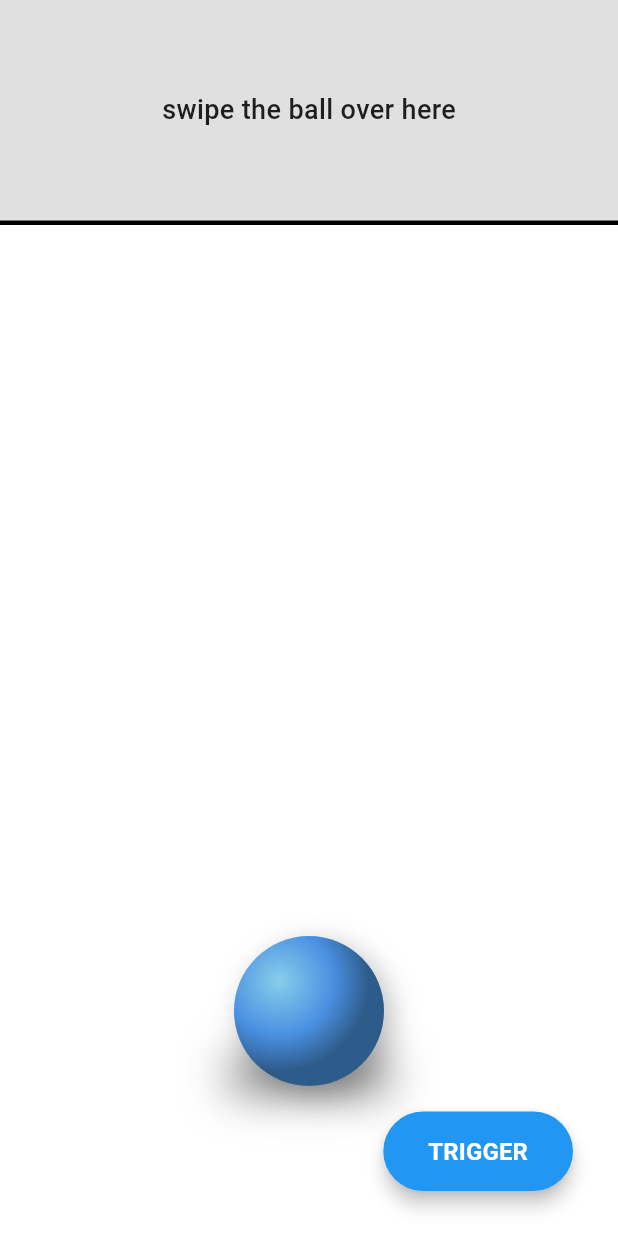
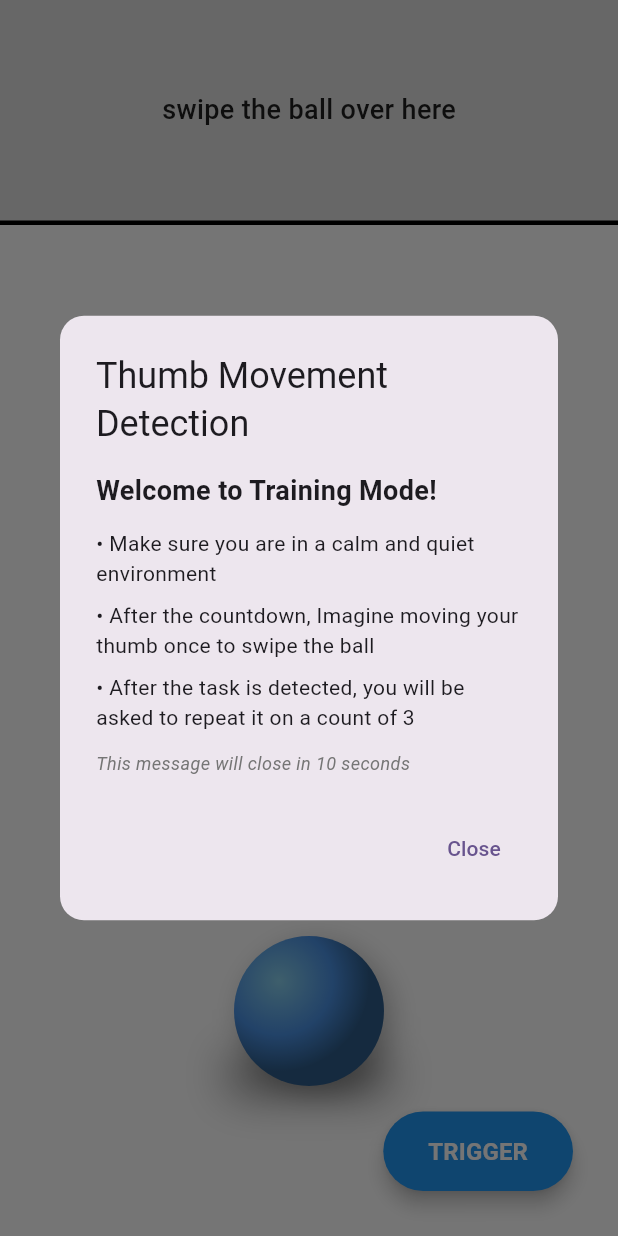
Before and after one commit to xjessxx/wave_flight_app, a Flutter app: the TrainingScreen screen opened directly, on a phone screen of 412 x 824 dp. Run offline on Flutter 3.47's test engine with Material 3 defaults, Android fonts, the phone set to English and light mode, and no system bars; our stand-ins replace firebase_auth, firebase_core; accounts and stored records are empty.

Commit message:
timer added - reusable popup widget

```diff
--- a/lib/reusable_widgets/reusable_widget.dart
+++ b/lib/reusable_widgets/reusable_widget.dart
@@ -1,6 +1,7 @@
 import 'package:flutter/material.dart';
 
 Image logoWidget(String imageName) {
+  //brain logo
   return Image.asset(
     imageName,
     fit: BoxFit.fitWidth,
@@ -9,9 +10,12 @@ Image logoWidget(String imageName) {
   );
 }
 
-TextField reusableTextField(String text, IconData icon, bool isPasswordType,
+TextField reusableTextField(
+    String text,
+    IconData icon,
+    bool isPasswordType, //textfield for login pages
     TextEditingController controller,
-    {TextInputAction textInputAction = TextInputAction.next, // Default action
+    {TextInputAction textInputAction = TextInputAction.next,
     Function(String)? onSubmitted,
     Key? givenKey}) {
   return TextField(
@@ -20,8 +24,8 @@ TextField reusableTextField(String text, IconData icon, bool isPasswordType,
     enableSuggestions: !isPasswordType,
     autocorrect: !isPasswordType,
     cursorColor: Colors.white,
-    textInputAction: textInputAction, // Ensures "Enter" behavior is set
-    onSubmitted: onSubmitted, // This should be passed correctly
+    textInputAction: textInputAction,
+    onSubmitted: onSubmitted,
     style: const TextStyle(color: Colors.white),
     decoration: InputDecoration(
       prefixIcon: Icon(icon, color: Colors.white70),
@@ -70,3 +74,57 @@ Container firebaseUIButton(BuildContext context, String title, Function onTap,
     ),
   );
 }
+
+//pop up for training instructions
+MaterialButton instructionsPopUp ({
+  required BuildContext context,
+  String title = 'Instructions',
+  required Widget content,
+}) {
+  return MaterialButton(
+    onPressed: () {
+      showDialog(
+        context: context,
+        builder: (BuildContext context) => InstructionsDialog(
+          title: title,
+          content: content,
+        ),
+      );
+    },
+    child: Text('Show Instructions'),
+  );
+}
+
+class InstructionsDialog extends StatelessWidget {
+  //class to add custom training dialog
+  final String title;
+  final Widget content;
+  final List<Widget>? actions;
+
+  const InstructionsDialog({
+    super.key,
+    this.title = 'Instructions',
+    required this.content,
+    this.actions,
+  });
+
+  @override
+  Widget build(BuildContext context) {
+    return AlertDialog(
+      shape: RoundedRectangleBorder(
+        borderRadius: BorderRadius.circular(16),
+      ),
+      title: Text(title),
+      content: SingleChildScrollView(
+        child: content,
+      ),
+      actions: actions ??
+          [
+            TextButton(
+              onPressed: () => Navigator.of(context).pop(),
+              child: Text('Close'),
+            ),
+          ],
+    );
+  }
+}
--- a/lib/screens/training_screen.dart
+++ b/lib/screens/training_screen.dart
@@ -1,4 +1,5 @@
 import 'package:flutter/material.dart';
+import '/reusable_widgets/reusable_widget.dart';
 
 class TrainingScreen extends StatefulWidget {
   const TrainingScreen({super.key});
@@ -11,8 +12,9 @@ class _TrainingScreenState extends State<TrainingScreen>
     with SingleTickerProviderStateMixin {
   late AnimationController _controller;
   bool _hasAnimated = false;
+  bool _showGo = false;
 
-  // Static idle position - CHANGE THESE VALUES to adjust ball/shadow position
+  // Static idle position
   static const double idleBallBottom = 100.0;
   static const double idleShadowBottom = 100.0;
 
@@ -23,7 +25,7 @@ class _TrainingScreenState extends State<TrainingScreen>
     _controller = AnimationController(
       duration: Duration(
           milliseconds:
-              8000), //can be increased to allow more time between ball reload
+              3000), //can be increased to allow more time between ball reload
       vsync: this,
     );
 
@@ -35,6 +37,59 @@ class _TrainingScreenState extends State<TrainingScreen>
         });
       }
     });
+
+    WidgetsBinding.instance.addPostFrameCallback((_) {
+      //pop up on screen load
+      _showInstructionsPopup();
+    });
+  }
+
+  void _showInstructionsPopup() {
+    showDialog(
+      context: context,
+      builder: (BuildContext context) {
+        // go away after 10 seconds
+        Future.delayed(Duration(seconds: 15), () {
+          if (Navigator.canPop(context)) {
+            Navigator.of(context).pop();
+          }
+        });
+
+        return InstructionsDialog(
+          title: 'Thumb Movement Detection',
+          content: Column(
+            mainAxisSize: MainAxisSize.min,
+            crossAxisAlignment: CrossAxisAlignment.start,
+            children: [
+              Text(
+                'Welcome to Training Mode!',
+                style: TextStyle(
+                  fontSize: 18,
+                  fontWeight: FontWeight.bold,
+                ),
+              ),
+              SizedBox(height: 12),
+              Text('• Make sure you are in a calm and quiet environment'),
+              SizedBox(height: 8),
+              Text(
+                  '• After the countdown, Imagine moving your thumb once to swipe the ball'),
+              SizedBox(height: 8),
+              Text(
+                  '• After the task is detected, you will be asked to repeat it on a count of 3'),
+              SizedBox(height: 12),
+              Text(
+                'This message will close in 10 seconds',
+                style: TextStyle(
+                  fontSize: 12,
+                  fontStyle: FontStyle.italic,
+                  color: Colors.grey[600],
+                ),
+              ),
+            ],
+          ),
+        );
+      },
+    );
   }
 
   @override
@@ -46,6 +101,7 @@ class _TrainingScreenState extends State<TrainingScreen>
   void _triggerJump() {
     setState(() {
       _hasAnimated = true;
+      _showGo = false;
     });
     _controller.reset();
     _controller.forward();
@@ -66,7 +122,7 @@ class _TrainingScreenState extends State<TrainingScreen>
         children: [
           Column(
             children: [
-              // Top target area (basketball hoop area)
+              // Top target area
               Container(
                 height: 150,
                 width: double.infinity,
@@ -88,7 +144,6 @@ class _TrainingScreenState extends State<TrainingScreen>
                 ),
               ),
 
-              // Main play area (white background - the court)
               Expanded(
                 child: Container(
                   color: Colors.white,
@@ -153,6 +208,26 @@ class _TrainingScreenState extends State<TrainingScreen>
                         ),
                       ),
                     ),
+                    if (_showGo)
+                      Positioned(
+                        left: screenWidth / 2 - 45,
+                        bottom: idleBallBottom + 120,
+                        child: Text(
+                          'GO!',
+                          style: TextStyle(
+                            fontSize: 48,
+                            fontWeight: FontWeight.bold,
+                            color: const Color.fromARGB(255, 22, 210, 8),
+                            shadows: [
+                              Shadow(
+                                color: Colors.black26,
+                                blurRadius: 10,
+                                offset: Offset(2, 2),
+                              ),
+                            ],
+                          ),
+                        ),
+                      ),
                   ],
                 );
               }
@@ -165,9 +240,9 @@ class _TrainingScreenState extends State<TrainingScreen>
               double shadowBlur;
               double ballScale;
 
-              if (animationProgress <= 0.5) {
+              if (animationProgress <= 0.33) {
                 // SHOOTING PHASE
-                final shootProgress = animationProgress / 0.5;
+                final shootProgress = animationProgress / 0.33;
 
                 final t = shootProgress;
                 final forwardProgress = t;
@@ -188,7 +263,7 @@ class _TrainingScreenState extends State<TrainingScreen>
                 shadowOpacity = 0.5 - (shootProgress * 0.4);
                 shadowSize = 100.0 - (shootProgress * 60);
                 shadowBlur = 25.0 - (shootProgress * 15);
-              } else if (animationProgress <= 0.875) {
+              } else if (animationProgress <= 0.66) {
                 // PAUSE PHASE - ball is behind wall
                 ballBottom = screenHeight + 100;
                 ballScale = 0.5;
@@ -197,7 +272,7 @@ class _TrainingScreenState extends State<TrainingScreen>
                 shadowBlur = 10.0;
               } else {
                 // FALLING PHASE
-                final fallProgress = (animationProgress - 0.875) / 0.125;
+                final fallProgress = (animationProgress - 0.66) / 0.34;
 
                 // Calculate where the ball was at the top
                 final topPosition = screenHeight - 50;
@@ -214,7 +289,7 @@ class _TrainingScreenState extends State<TrainingScreen>
 
               return Stack(
                 children: [
-                  // Shadow (on ground)
+                  // Shadow
                   if (animationProgress <= 0.6 || animationProgress > 0.65)
                     Positioned(
                       left: screenWidth / 2 - (shadowSize / 2),
@@ -235,7 +310,7 @@ class _TrainingScreenState extends State<TrainingScreen>
                       ),
                     ),
 
-                  // Ball (hidden during pause phase)
+                  // Ball
                   if (animationProgress <= 0.6 || animationProgress > 0.65)
                     Positioned(
                       left: screenWidth / 2 - 50,
@@ -268,12 +343,61 @@ class _TrainingScreenState extends State<TrainingScreen>
                         ),
                       ),
                     ),
+                  if (animationProgress > 0.66 || _showGo)
+                    Positioned(
+                      left: screenWidth / 2 - 25,
+                      bottom: _showGo ? idleBallBottom + 120 : ballBottom + 120,
+                      child: () {
+                        String text;
+
+                        if (_showGo) {
+                          text = 'GO!';
+                        } else {
+                          final fallProgress =
+                              (animationProgress - 0.66) / 0.34;
+
+                          if (fallProgress < 0.40) {
+                            text = '3';
+                          } else if (fallProgress < 0.7) {
+                            text = '2';
+                          } else if (fallProgress < 0.99) {
+                            text = '1';
+                          } else {
+                            text = 'GO!';
+                            // Set flag when we reach GO!
+                            WidgetsBinding.instance.addPostFrameCallback((_) {
+                              if (mounted) {
+                                setState(() {
+                                  _showGo = true;
+                                });
+                              }
+                            });
+                          }
+                        }
+
+                        return Text(
+                          text,
+                          style: TextStyle(
+                            fontSize: 48,
+                            fontWeight: FontWeight.bold,
+                            color: const Color.fromARGB(255, 28, 61, 88),
+                            shadows: [
+                              Shadow(
+                                color: Colors.black26,
+                                blurRadius: 10,
+                                offset: Offset(2, 2),
+                              ),
+                            ],
+                          ),
+                        );
+                      }(),
+                    ),
                 ],
               );
             },
           ),
 
-          // Trigger button (bottom right)
+          // Trigger button )
           Positioned(
             bottom: 30,
             right: 30,
```
